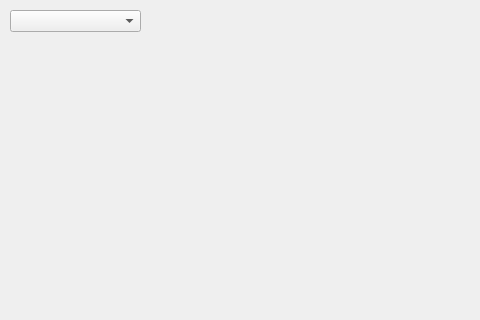
First picture: the form in mainwindow.ui, repository VarionDrakon/UICD.Configurator, before the edit; both pictures show x 0 to 480 and y 0 to 320 of the 830 by 478 pixel window.
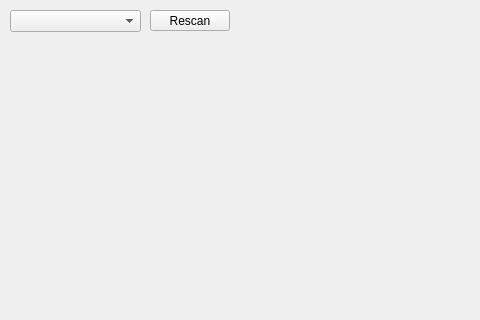
Second picture: the form after the edit.

Commit message: Added rescan button for combobox list COM-ports.

```diff
--- a/mainwindow.ui
+++ b/mainwindow.ui
@@ -36,6 +36,19 @@
      <enum>QComboBox::AdjustToMinimumContentsLengthWithIcon</enum>
     </property>
    </widget>
+   <widget class="QPushButton" name="pushButton">
+    <property name="geometry">
+     <rect>
+      <x>150</x>
+      <y>10</y>
+      <width>80</width>
+      <height>21</height>
+     </rect>
+    </property>
+    <property name="text">
+     <string>Rescan</string>
+    </property>
+   </widget>
   </widget>
   <widget class="QMenuBar" name="menubar">
    <property name="geometry">
```
The commit also changes 2 other files.
